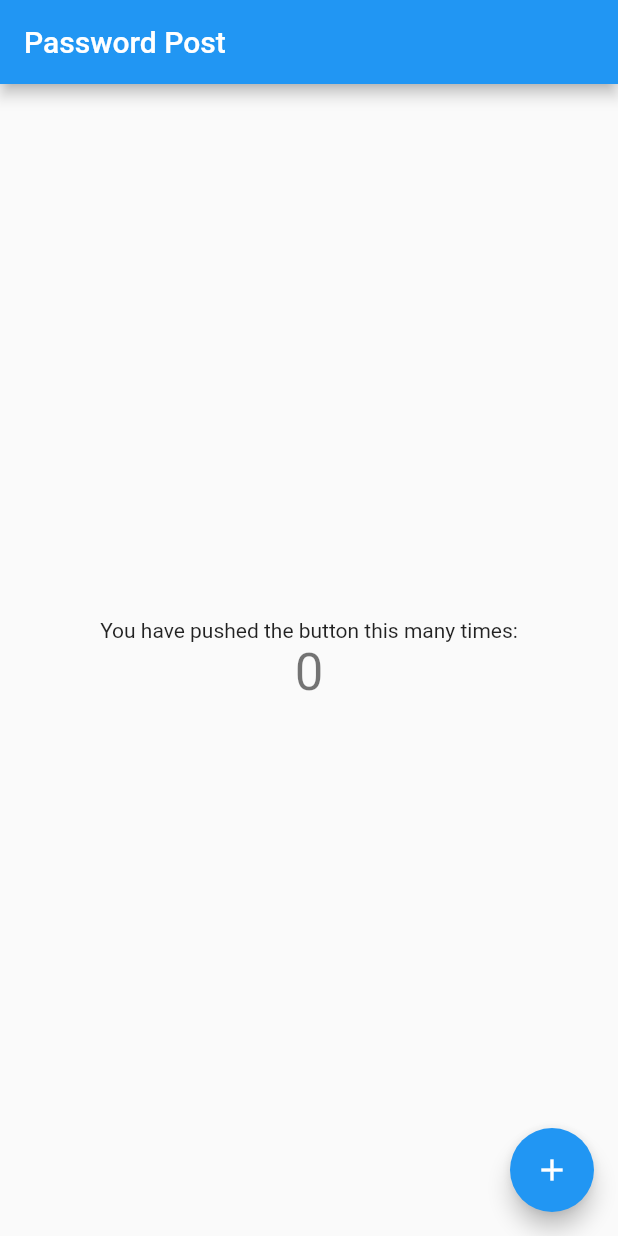
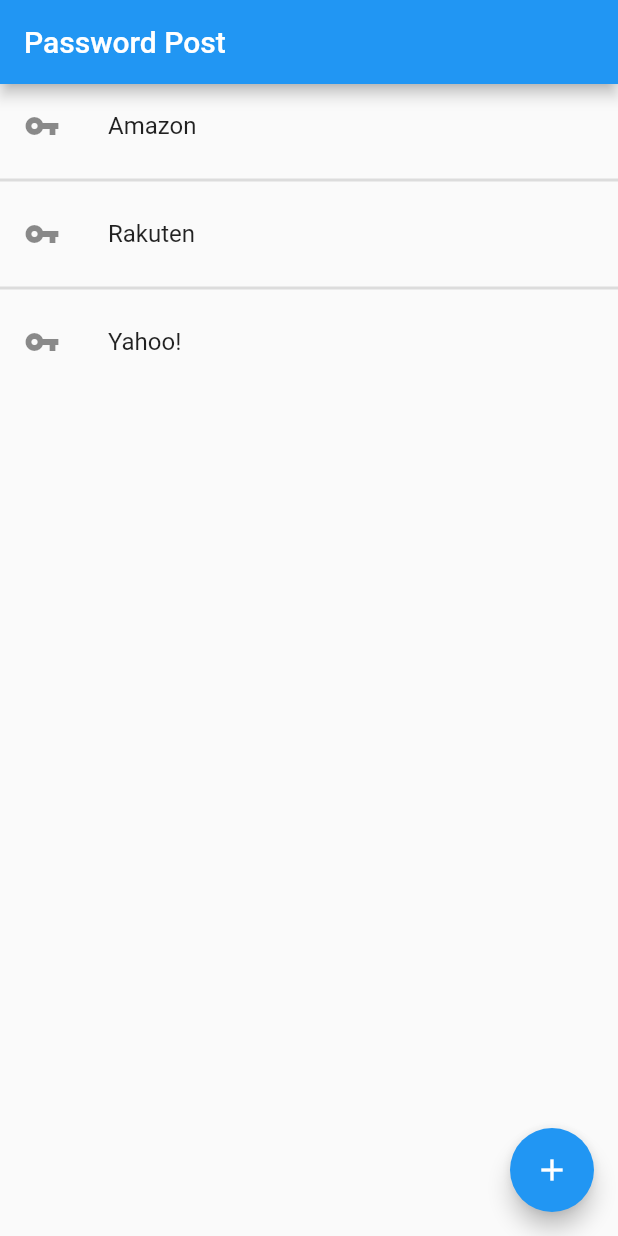
Before and after one commit to seitamuro/first_flutter_app, a Flutter app: the screen it shows after launch, on a phone screen of 412 x 824 dp. Run offline on Flutter 3.47's test engine with Material 2 defaults, Android fonts, the light colour scheme and no system bars.

Commit message:
dividerを追加

```diff
--- a/lib/main.dart
+++ b/lib/main.dart
@@ -43,19 +43,27 @@
       appBar: AppBar(
         title: Text(widget.title),
       ),
-      body: Center(
-        child: Column(
-          mainAxisAlignment: MainAxisAlignment.center,
-          children: <Widget>[
-            const Text(
-              'You have pushed the button this many times:',
-            ),
-            Text(
-              '$_counter',
-              style: Theme.of(context).textTheme.headlineMedium,
-            ),
-          ],
-        ),
+      body: ListView(
+        children: [
+          ListTile(
+              leading: Icon(Icons.vpn_key),
+              title: Text("Amazon")
+          ),
+          Divider(
+            thickness: 2,
+          ),
+          ListTile(
+              leading: Icon(Icons.vpn_key),
+              title: Text("Rakuten")
+          ),
+          Divider(
+            thickness: 2,
+          ),
+          ListTile(
+              leading: Icon(Icons.vpn_key),
+              title: Text("Yahoo!")
+          ),
+        ],
       ),
       floatingActionButton: FloatingActionButton(
         onPressed: _incrementCounter,
```
